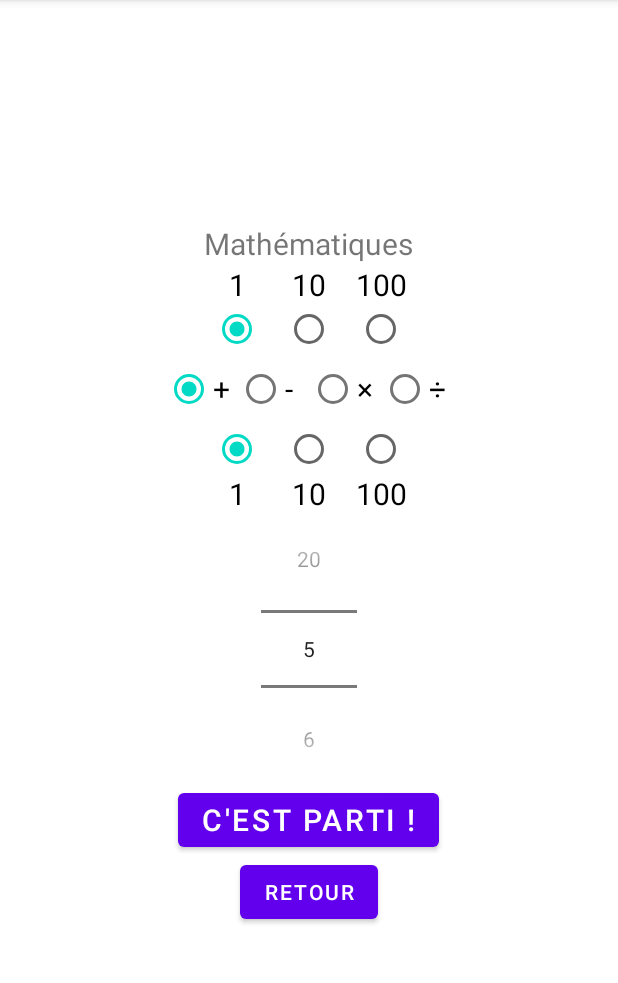
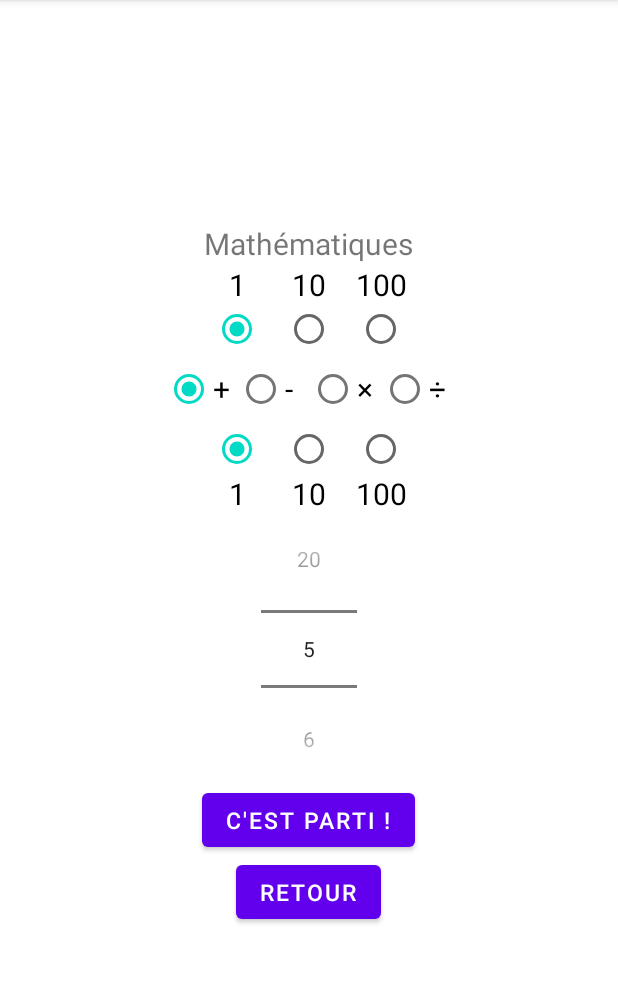
Before and after one commit to Powerock38/SchoolTips, an Android app: the CalculsParamActivity screen opened directly, with no data from a screen before it, on a phone screen of 412 x 824 dp, the part 84-1067 px from its top. Run offline under Robolectric (Android 15) with nearby library versions, the phone set to English and light mode, and no system bars.

Commit message:
MAJ c'est bon

```diff
--- a/app/src/main/java/com/example/schooltips/MyApplication.java
+++ b/app/src/main/java/com/example/schooltips/MyApplication.java
@@ -24,7 +24,5 @@ public class MyApplication extends Application {
         // Instanciation de la BDD
         userDataBase = DatabaseUser.getInstance(c);
         user.setHighScore(user.getHighScore() + highScore);
-        //Maj dans la BDD
-        userDataBase.getAppDatabase().userDao().majHighScore(user.getId(), user.getHighScore());
     }
 }
--- a/app/src/main/res/layout/activity_calculs_param.xml
+++ b/app/src/main/res/layout/activity_calculs_param.xml
@@ -12,7 +12,7 @@
         android:layout_width="wrap_content"
         android:layout_height="wrap_content"
         android:text="@string/calculs_titre"
-        android:textSize="20sp" />
+        android:textSize="20dp" />
 
     <RadioGroup
         android:id="@+id/format_a"
@@ -137,13 +137,14 @@
         android:layout_height="wrap_content"
         android:layout_gravity="center"
         android:text="@string/cest_parti"
-        android:textSize="20sp" />
+        android:textSize="15dp" />
 
     <Button
         android:id="@+id/retour"
         android:layout_width="wrap_content"
         android:layout_height="wrap_content"
         android:layout_gravity="center"
-        android:text="@string/back" />
+        android:text="@string/back"
+        android:textSize="15dp" />
 
 </LinearLayout>
--- a/app/src/main/res/layout/activity_resultats.xml
+++ b/app/src/main/res/layout/activity_resultats.xml
@@ -6,6 +6,7 @@
     android:gravity="center"
     android:orientation="vertical"
     android:padding="20dp"
+    android:id="@+id/res_main"
     tools:context=".ResultatsActivity">
 
     <TextView
--- a/app/src/main/res/values/strings.xml
+++ b/app/src/main/res/values/strings.xml
@@ -47,7 +47,7 @@
     <string name="back">Retour</string>
     <string name="valider">Valider</string>
 
-    <string name="highScore">Meilleur score : %1$d</string>
+    <string name="highScore">Score : %1$d</string>
 
     <string name="nb_questions">Nombre de questions :</string>
 
```
Also changed, not shown: app/src/main/java/com/example/schooltips/ResultatsActivity.java (+39 -3 lines).
